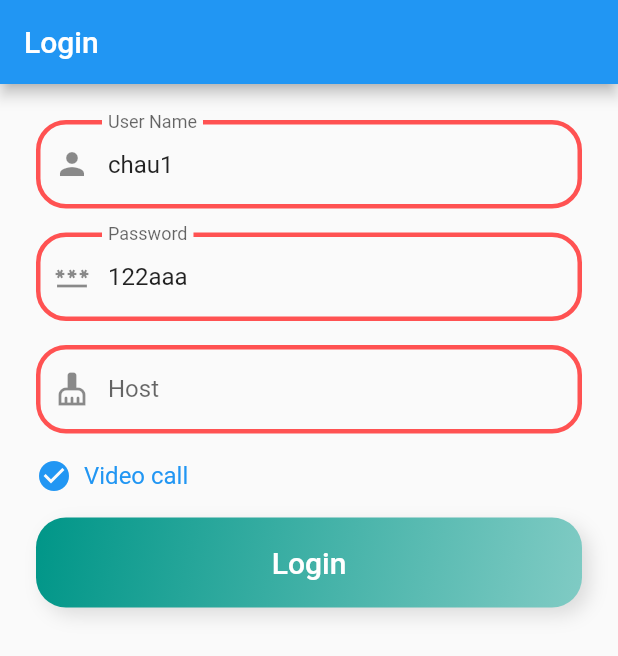
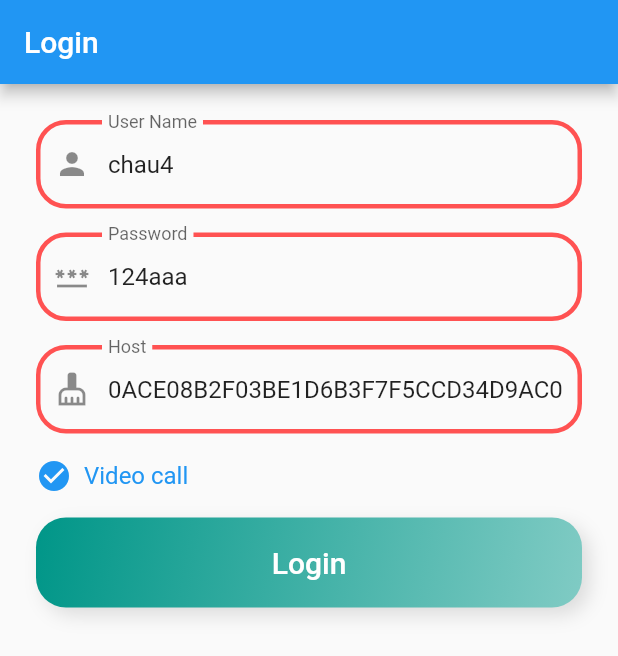
Before and after one commit to VIHATTeam/OMICALL-Flutter-SDK, a Flutter app: the screen it shows after launch, on a phone screen of 412 x 824 dp. Shown: the top 656 px of the screen. Run offline on Flutter 3.47's test engine with Material 2 defaults, Android fonts, the phone set to English and light mode, and no system bars; our stand-ins replace device_info_plus, firebase_core, firebase_messaging, flutter_easyloading, flutter_svg, permission_handler and 1 more; missing offline and left inert: easy_dialog; accounts and stored records are empty.

Commit message:
feat(android): update android notification <chaunn>

```diff
--- a/OMICALL-Flutter-SDK-Sample/lib/main.dart
+++ b/OMICALL-Flutter-SDK-Sample/lib/main.dart
@@ -44,10 +44,6 @@ class _MyAppState extends State<MyApp> {
     OmicallClient.instance.configPushNotification(
       notificationIcon: "calling_face",
       prefix: "Cuộc gọi tới từ: ",
-      declineTitle: "Từ chối",
-      acceptTitle: "Chấp nhận",
-      acceptBackgroundColor: "#FF3700B3",
-      declineBackgroundColor: "#FF000000",
       incomingBackgroundColor: "#FFFFFFFF",
       incomingAcceptButtonImage: "join_call",
       incomingDeclineButtonImage: "hangup",
--- a/OMICALL-Flutter-SDK-Sample/lib/screens/login/login_apikey_screen.dart
+++ b/OMICALL-Flutter-SDK-Sample/lib/screens/login/login_apikey_screen.dart
@@ -21,13 +21,13 @@ class _LoginScreenState extends State<LoginApiKeyScreen> {
   // NSString * PASS_WORD2 = @"Kunkun12345";
   //video
   late final TextEditingController _userNameController = TextEditingController()
-    ..text = Platform.isAndroid ? 'chau1' : 'chau2';
+    ..text = Platform.isAndroid ? 'chau4' : 'chau2';
   late final TextEditingController _usrUuidController = TextEditingController()
     ..text = Platform.isAndroid
-        ? '122aaa'
+        ? '124aaa'
         : '123aaa';
   late final TextEditingController _apiKeyController = TextEditingController()
-    ..text = '';
+    ..text = '0ACE08B2F03BE1D6B3F7F5CCD34D9AC08CB92976E2AB6CEE6EA38C5C96F1B858';
   bool _supportVideoCall = true;
   TextStyle basicStyle = const TextStyle(
     color: Colors.white,
--- a/pubspec.yaml
+++ b/pubspec.yaml
@@ -1,6 +1,6 @@
 name: omicall_flutter_plugin
 description: OmiKit Flutter is wrapper SDK for OmiCall for Application easy integrate features of Omicall Like Call App2App/App2Phone, Video Call.
-version: 2.5.3
+version: 2.5.4
 homepage: https://github.com/VIHATTeam/OMICALL-Flutter-SDK
 
 environment:
```
Also changed, not shown: lib/omicallsdk.dart (+0 -8 lines), 4 other files.
